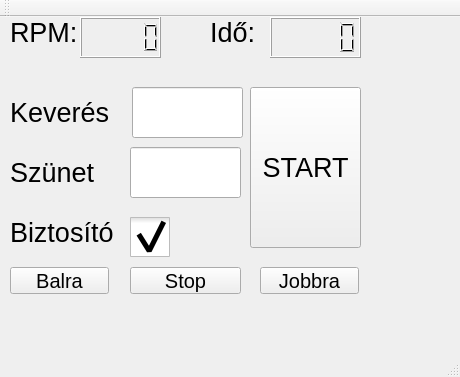
Old version of the form palinkafozo2/palinkafozo.ui in the repository dorven/palinkafozo2.
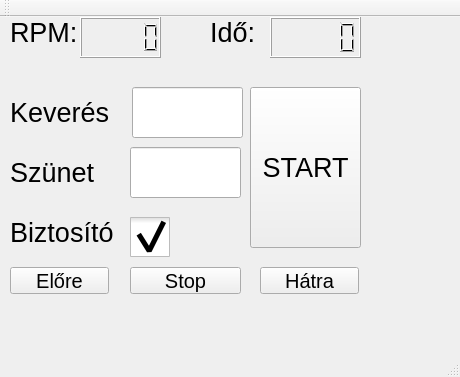
New version of the form.

Commit message: Button click refactor

Diff of the .ui file:
```diff
--- a/palinkafozo2/palinkafozo.ui
+++ b/palinkafozo2/palinkafozo.ui
@@ -131,7 +131,7 @@
      </font>
     </property>
     <property name="text">
-     <string>Balra</string>
+     <string>Előre</string>
     </property>
    </widget>
    <widget class="QPushButton" name="pushButton_3">
@@ -167,7 +167,7 @@
      </font>
     </property>
     <property name="text">
-     <string>Jobbra</string>
+     <string>Hátra</string>
     </property>
    </widget>
    <widget class="QLabel" name="label_4">
```
Left out of the diff: 26 changed lines with no effect on the pictures. The commit also changes 2 other files.
